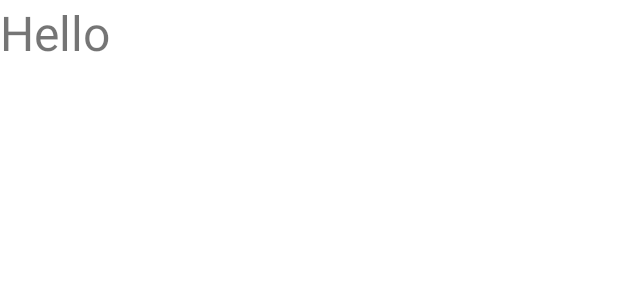
After one commit to dungnguyenhuu/NewsToSpeech, an Android app: the layout fragment_pager.xml on its own in the app's theme, with its tools: preview values and no code run, on a phone screen of 412 x 824 dp. The commit adds this screen. Shown: the top 300 px of the screen. Run offline under Robolectric (Android 15) with nearby library versions, the phone set to English and light mode, and no system bars.

Commit message:
add view pager 2

```diff
--- a/app/build.gradle
+++ b/app/build.gradle
@@ -83,4 +83,7 @@ dependencies {
     implementation 'androidx.media:media:1.6.0'
     implementation 'androidx.localbroadcastmanager:localbroadcastmanager:1.1.0'
 
+    // view pager 2
+    implementation "androidx.viewpager2:viewpager2:1.1.0-beta01"
+
 }
--- a/app/src/main/java/com/example/android/newstospeech/ui/overview/OverviewFragment.kt
+++ b/app/src/main/java/com/example/android/newstospeech/ui/overview/OverviewFragment.kt
@@ -61,7 +61,8 @@ class OverviewFragment : Fragment() {
         super.onViewCreated(view, savedInstanceState)
 
         binding.imgVnexpress.setDebounceClickListener {
-            findNavController().navigate(R.id.action_overviewFragment_to_vnExpressFragment)
+//            findNavController().navigate(R.id.action_overviewFragment_to_vnExpressFragment)
+            findNavController().navigate(R.id.action_overviewFragment_to_viewPagerFragment)
         }
     }
 }
--- /dev/null
+++ b/app/src/main/res/layout/fragment_pager.xml
@@ -0,0 +1,22 @@
+<?xml version="1.0" encoding="utf-8"?>
+<layout xmlns:android="http://schemas.android.com/apk/res/android"
+    xmlns:tools="http://schemas.android.com/tools">
+
+    <data>
+
+    </data>
+
+    <FrameLayout
+        android:layout_width="match_parent"
+        android:layout_height="match_parent"
+        tools:context=".ui.vnexpress.pager.PagerFragment">
+
+        <TextView
+            android:id="@+id/tvTitle"
+            android:layout_width="match_parent"
+            android:layout_height="match_parent"
+            android:text="Hello"
+            android:textSize="32sp"/>
+
+    </FrameLayout>
+</layout>
```
Also changed, not shown: app/src/main/java/com/example/android/newstospeech/ui/vnexpress/pager/PagerFragment.kt (added, +70 -0 lines), app/src/main/java/com/example/android/newstospeech/ui/vnexpress/pager/PagerViewModel.kt (added, +13 -0 lines), app/src/main/java/com/example/android/newstospeech/ui/vnexpress/viewpager/ViewPagerFragment.kt (added, +42 -0 lines), app/src/main/java/com/example/android/newstospeech/ui/vnexpress/viewpager/ViewPagerFragmentStateAdapter.kt (added, +22 -0 lines), app/src/main/java/com/example/android/newstospeech/ui/vnexpress/viewpager/ViewPagerViewModel.kt (added, +7 -0 lines), app/src/main/res/layout/fragment_view_pager.xml (added, +28 -0 lines), app/src/main/res/navigation/nav_graph.xml (+8 -0 lines).
